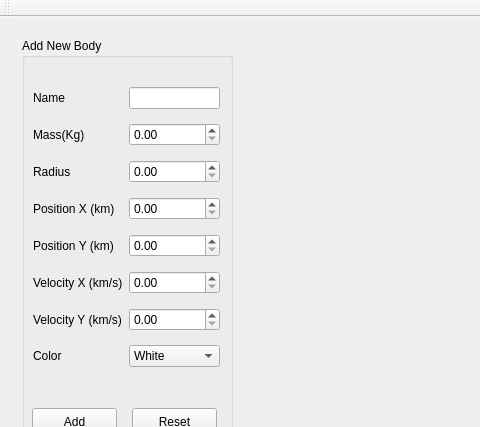
Before: the Qt Designer form mainwindow.ui in HackCUCacheMeOutside/N_body_simulation, drawn with Qt 5; both pictures show x 0 to 480 and y 0 to 427 of the 1024 by 768 pixel window.
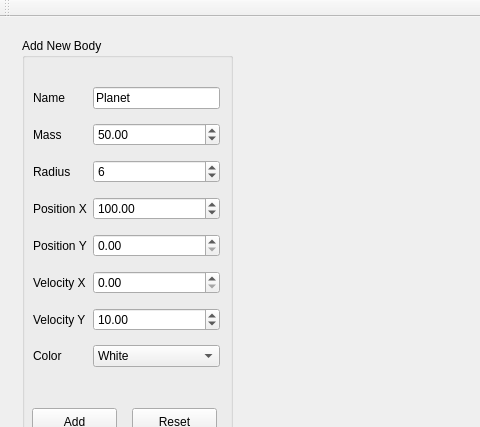
After: the same form once the commit is applied.

What changed in the file:
```diff
--- a/mainwindow.ui
+++ b/mainwindow.ui
@@ -74,31 +74,60 @@
              <item row="5" column="0">
               <widget class="QLabel" name="label_7">
                <property name="text">
-                <string>Velocity X (km/s)</string>
+                <string>Velocity X</string>
                </property>
               </widget>
              </item>
              <item row="4" column="1">
-              <widget class="QDoubleSpinBox" name="positionYInput"/>
+              <widget class="QDoubleSpinBox" name="positionYInput">
+               <property name="maximum">
+                <double>500.000000000000000</double>
+               </property>
+               <property name="value">
+                <double>0.000000000000000</double>
+               </property>
+              </widget>
              </item>
              <item row="1" column="1">
-              <widget class="QDoubleSpinBox" name="massInput"/>
+              <widget class="QDoubleSpinBox" name="massInput">
+               <property name="maximum">
+                <double>1000000000.000000000000000</double>
+               </property>
+               <property name="value">
+                <double>50.000000000000000</double>
+               </property>
+              </widget>
              </item>
              <item row="3" column="0">
               <widget class="QLabel" name="label_5">
                <property name="text">
-                <string>Position X (km)</string>
+                <string>Position X</string>
                </property>
               </widget>
              </item>
              <item row="5" column="1">
-              <widget class="QDoubleSpinBox" name="velocityXInput"/>
+              <widget class="QDoubleSpinBox" name="velocityXInput">
+               <property name="maximum">
+                <double>30.000000000000000</double>
+               </property>
+              </widget>
              </item>
              <item row="0" column="1">
-              <widget class="QLineEdit" name="NameInput"/>
+              <widget class="QLineEdit" name="NameInput">
+               <property name="text">
+                <string>Planet</string>
+               </property>
+              </widget>
              </item>
              <item row="6" column="1">
-              <widget class="QDoubleSpinBox" name="velocityYInput"/>
+              <widget class="QDoubleSpinBox" name="velocityYInput">
+               <property name="maximum">
+                <double>30.000000000000000</double>
+               </property>
+               <property name="value">
+                <double>10.000000000000000</double>
+               </property>
+              </widget>
              </item>
              <item row="7" column="1">
               <widget class="QComboBox" name="ColorInput">
@@ -147,29 +176,43 @@
               </widget>
              </item>
              <item row="3" column="1">
-              <widget class="QDoubleSpinBox" name="positionXInput"/>
+              <widget class="QDoubleSpinBox" name="positionXInput">
+               <property name="maximum">
+                <double>500.000000000000000</double>
+               </property>
+               <property name="value">
+                <double>100.000000000000000</double>
+               </property>
+              </widget>
              </item>
              <item row="1" column="0">
               <widget class="QLabel" name="label_2">
                <property name="text">
-                <string>Mass(Kg)</string>
+                <string>Mass</string>
                </property>
               </widget>
              </item>
-             <item row="2" column="1">
-              <widget class="QDoubleSpinBox" name="radiusInput"/>
-             </item>
              <item row="4" column="0">
               <widget class="QLabel" name="label_19">
                <property name="text">
-                <string>Position Y (km)</string>
+                <string>Position Y</string>
                </property>
               </widget>
              </item>
              <item row="6" column="0">
               <widget class="QLabel" name="label_20">
                <property name="text">
-                <string>Velocity Y (km/s)</string>
+                <string>Velocity Y</string>
+               </property>
+              </widget>
+             </item>
+             <item row="2" column="1">
+              <widget class="QSpinBox" name="radiusInput">
+               <property name="maximum">
+                <number>25</number>
+               </property>
+               <property name="value">
+                <number>6</number>
                </property>
               </widget>
              </item>
```
